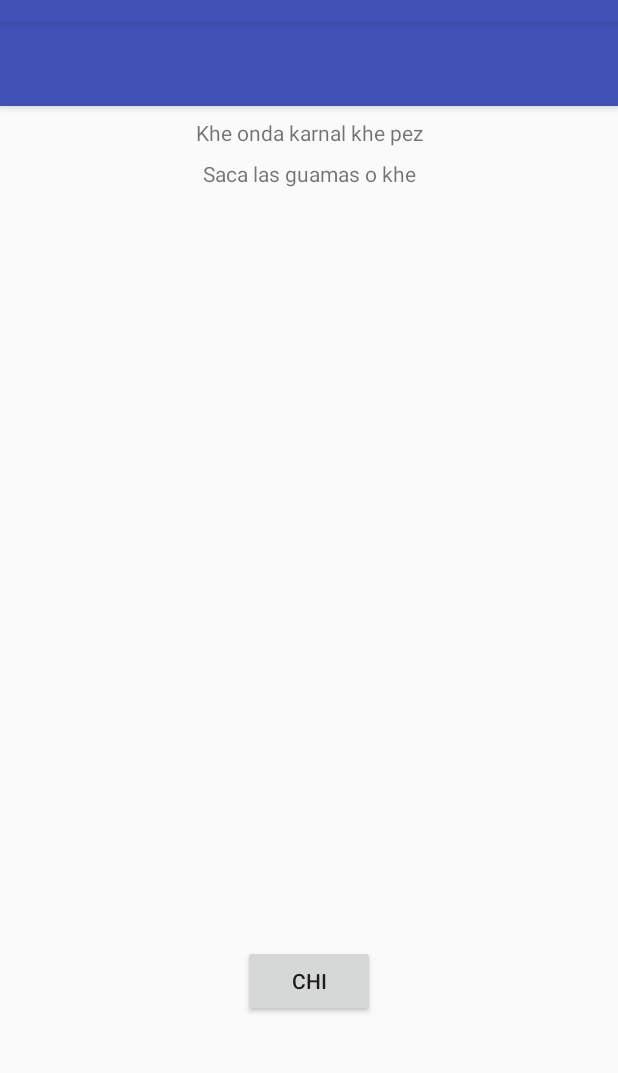
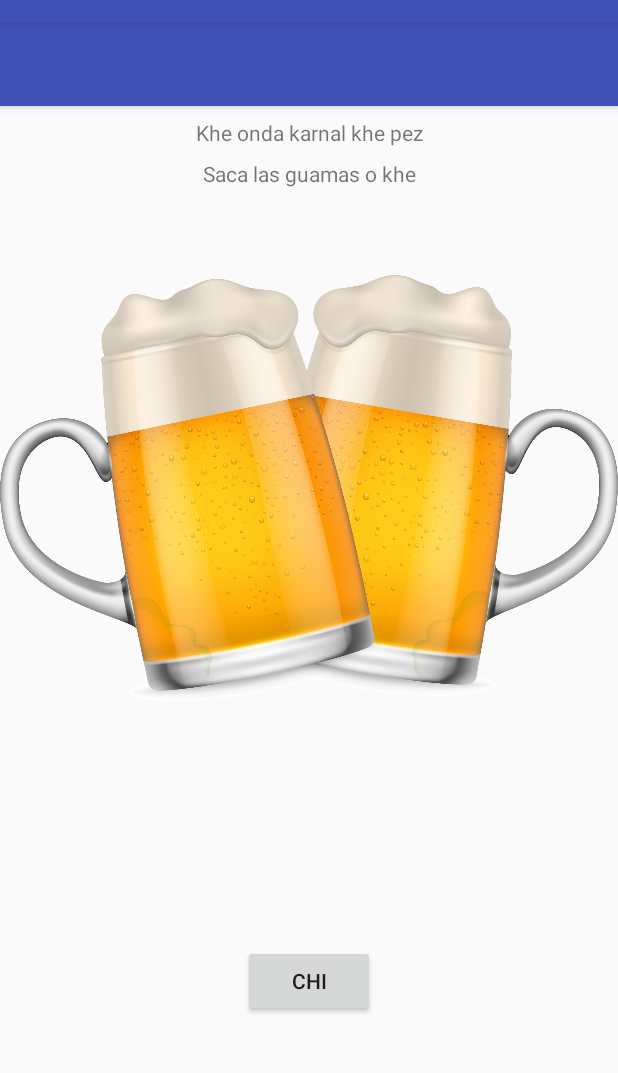
Before and after one commit to fatimarivass/holamundo, an Android app: the screen it shows after launch (MainActivity), after a tap on "CHI", on a phone screen of 412 x 824 dp, the part 62-1135 px from its top. Run offline under Robolectric (Android 15) with nearby library versions, the phone set to English and light mode, and no system bars.

Commit message:
Ups
Pequeña corrección, como ud :3

```diff
--- a/app/src/main/java/com/example/joseluis/holamundo/MainActivity.java
+++ b/app/src/main/java/com/example/joseluis/holamundo/MainActivity.java
@@ -21,7 +21,7 @@ public class MainActivity extends AppCompatActivity {
 
                 final View lasChelasKrnal = findViewById(R.id.img_chelas);
                 lasChelasKrnal.animate()
-                        .alpha(0)
+                        .alpha(1)
                         .setDuration(300)
                         .setListener(new Animator.AnimatorListener() {
                             @Override
@@ -36,7 +36,7 @@ public class MainActivity extends AppCompatActivity {
                             public void onAnimationCancel(Animator animation) {}
 
                             @Override
-                            public void onAnimationRepeat(Animator animation) { }
+                            public void onAnimationRepeat(Animator animation) {}
                         });
             }
         });
```
